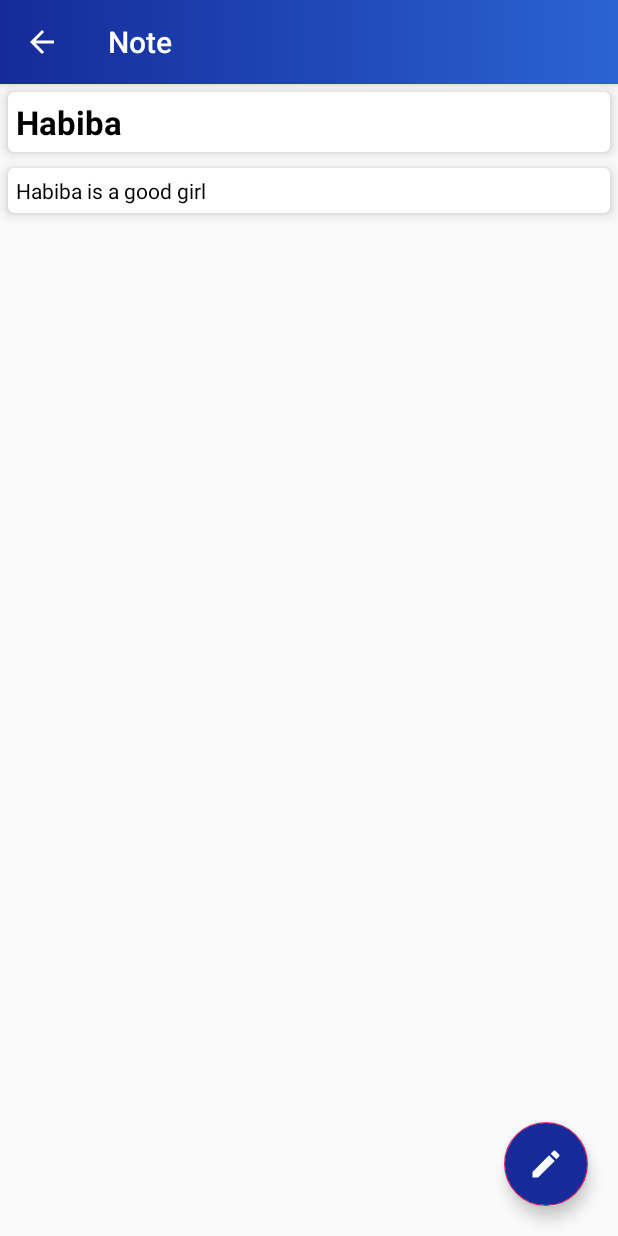
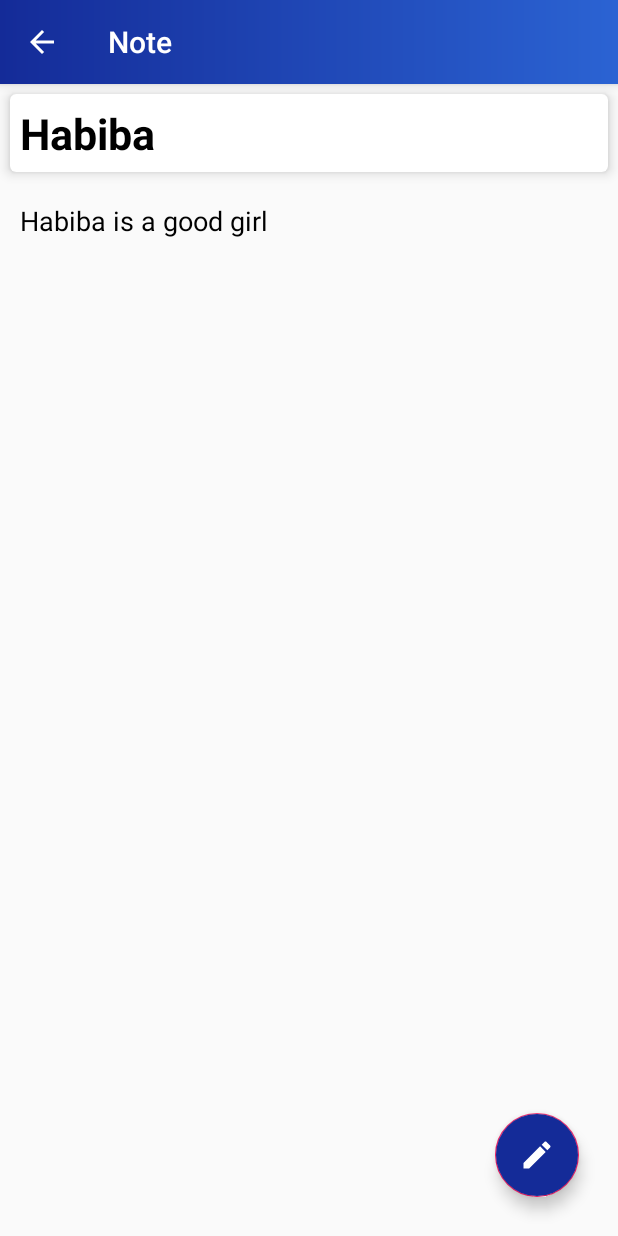
Before and after one commit to Shuvo1260/CSE-Student-Mate, an Android app: the screen it shows after launch (ShowNote), after a tap on "Habiba", on a phone screen of 412 x 824 dp. Run offline under Robolectric (Android 15) with nearby library versions, the light colour scheme and no system bars; our stand-ins replace sdp/ssp sizes.

Commit message:
added sdp insted of dp,sp in differents size. LinearLayout and NestedScroolView added into showNote activity insted of CardView

```diff
--- a/app/build.gradle
+++ b/app/build.gradle
@@ -31,4 +31,5 @@ dependencies {
     implementation 'com.android.support:cardview-v7:28.0.0'
     implementation 'com.android.support:recyclerview-v7:28.0.0'
     implementation 'com.mikhaellopez:circularimageview:3.2.0'
+    implementation 'com.intuit.sdp:sdp-android:1.0.4'
 }
--- a/app/src/main/java/com/example/csestudentmate/DailyNotes.java
+++ b/app/src/main/java/com/example/csestudentmate/DailyNotes.java
@@ -72,7 +72,7 @@ public class DailyNotes extends Fragment {
         noteTitle[4] = "yohahaha";
 
         noteSummery[0] = "alfsdkjlkfa dsafejdaslkjfsaldk;jfdlaskjdfksllkfdslkjdfsjlk\n" + "dskdfs\nlskdfj\nsdfklj\nsdflkjsd\nfdslkjd\nfd\nfd\nfd\nfd\nfds" +
-                "ldskjdfdlkdfsjlkdfsaj\nsdfl\nfdlk\ndsflkj\ndsfklj\ndsflkj\nlast";
+                "ldskjdfdlkdfsjlkdfsaj\nsdfl\nfdlk\ndsflkj\ndsfklj\ndsflkj\nlast\ndsflkj\nlast\ndsflkj\nlast\ndsflkj\nlast\ndsflkj\nlast\ndsflkj\nlast";
         noteSummery[1] = "Habiba is a good girl";
         noteSummery[2] = "Faiza is a good girl";
         noteSummery[3] = "Yasfa is a good girl";
--- a/app/src/main/java/com/example/csestudentmate/LoginPage.java
+++ b/app/src/main/java/com/example/csestudentmate/LoginPage.java
@@ -128,12 +128,13 @@ public class LoginPage extends AppCompatActivity implements View.OnClickListener
     public void onClick(View v) {
         if(v.getId() == R.id.signInId){
             Intent intent = new Intent(this, MainActivity.class);
+            intent.addFlags(Intent.FLAG_ACTIVITY_CLEAR_TASK|Intent.FLAG_ACTIVITY_NEW_TASK);
             startActivity(intent);
-            finish();
         }else if(v.getId() == R.id.forgetPasswordId){
             Toast.makeText(getApplicationContext(), "Forget Password", Toast.LENGTH_SHORT).show();
         }else if(v.getId() == R.id.createNewAccountId){
             Intent intent = new Intent(this, RegistrationPage.class);
+            intent.addFlags(Intent.FLAG_ACTIVITY_CLEAR_TASK|Intent.FLAG_ACTIVITY_NEW_TASK);
             startActivity(intent);
         }
     }
--- a/app/src/main/java/com/example/csestudentmate/ShowNote.java
+++ b/app/src/main/java/com/example/csestudentmate/ShowNote.java
@@ -5,12 +5,13 @@ import android.support.v7.app.AppCompatActivity;
 import android.os.Bundle;
 import android.support.v7.widget.CardView;
 import android.view.View;
+import android.widget.LinearLayout;
 import android.widget.TextView;
 import android.widget.Toast;
 
 public class ShowNote extends AppCompatActivity implements View.OnClickListener {
 
-    private CardView titleCardView, descriptionCardView;
+    private CardView titleCardView;
     private TextView titleTextView, descriptionTextView;
     private String title, description;
     private FloatingActionButton editNoteButton;
@@ -24,7 +25,6 @@ public class ShowNote extends AppCompatActivity implements View.OnClickListener
         getSupportActionBar().setTitle("Note");
 
         titleCardView = findViewById(R.id.showNoteTitleId);
-        descriptionCardView = findViewById(R.id.showNoteDescriptionId);
 
         titleTextView = findViewById(R.id.titleTextId);
         descriptionTextView = findViewById(R.id.descriptionTextId);
@@ -39,14 +39,14 @@ public class ShowNote extends AppCompatActivity implements View.OnClickListener
         descriptionTextView.setText(description);
 
         titleCardView.setOnClickListener(this);
-        descriptionCardView.setOnClickListener(this);
+        descriptionTextView.setOnClickListener(this);
         editNoteButton.setOnClickListener(this);
     }
 
     @Override
     public void onClick(View v) {
         int id = v.getId();
-        if(id == R.id.editNoteId || id == R.id.showNoteTitleId || id == R.id.showNoteDescriptionId){
+        if(id == R.id.editNoteId || id == R.id.showNoteTitleId || id == R.id.descriptionTextId){
             Toast.makeText(getApplicationContext(), "Edit", Toast.LENGTH_SHORT).show();
         }
     }
--- a/app/src/main/res/layout/activity_show_note.xml
+++ b/app/src/main/res/layout/activity_show_note.xml
@@ -21,38 +21,44 @@
             android:layout_height="wrap_content"
             app:cardElevation="5dp"
             app:cardCornerRadius="4dp"
-            android:layout_margin="5dp"
+            android:layout_marginTop="@dimen/_5sdp"
+            android:layout_marginLeft="@dimen/_5sdp"
+            android:layout_marginRight="@dimen/_5sdp"
             >
             <TextView
                 android:id="@+id/titleTextId"
                 android:layout_width="match_parent"
                 android:layout_height="match_parent"
-                android:layout_margin="5dp"
-                android:textSize="22sp"
+                android:layout_margin="@dimen/_5sdp"
+                android:textSize="@dimen/_22sdp"
                 android:textColor="@android:color/black"
                 android:textStyle="bold"
                 />
 
         </android.support.v7.widget.CardView>
-
-        <android.support.v7.widget.CardView
+        <LinearLayout
             android:id="@+id/showNoteDescriptionId"
             android:layout_width="match_parent"
-            android:layout_height="wrap_content"
-            app:cardElevation="5dp"
-            app:cardCornerRadius="4dp"
-            android:layout_margin="5dp"
+            android:layout_height="match_parent"
+            android:layout_marginTop="@dimen/_5sdp"
+            android:scrollbars="vertical"
             >
-            <TextView
-                android:id="@+id/descriptionTextId"
+            <android.support.v4.widget.NestedScrollView
                 android:layout_width="match_parent"
-                android:layout_height="wrap_content"
-                android:layout_margin="5dp"
-                android:textSize="14sp"
-                android:textColor="@android:color/black"
-                />
+                android:layout_height="match_parent">
+                <TextView
+                    android:id="@+id/descriptionTextId"
+                    android:layout_width="match_parent"
+                    android:layout_height="wrap_content"
+                    android:layout_margin="@dimen/_5sdp"
+                    android:textSize="@dimen/_14sdp"
+                    android:textColor="@android:color/black"
+                    android:padding="@dimen/_5sdp"
+                    />
+            </android.support.v4.widget.NestedScrollView>
 
-        </android.support.v7.widget.CardView>
+        </LinearLayout>
+
     </LinearLayout>
 
 
@@ -62,7 +68,7 @@
         android:layout_height="wrap_content"
         android:src="@drawable/ic_edit_white"
         android:layout_gravity="bottom|end"
-        android:layout_margin="20dp"
+        android:layout_margin="@dimen/_20sdp"
         android:backgroundTint="@color/colorPrimaryDark"
         android:foregroundTint="@color/colorPrimaryDark"
         />
--- a/app/src/main/res/layout/fragment_daily_notes.xml
+++ b/app/src/main/res/layout/fragment_daily_notes.xml
@@ -24,7 +24,7 @@
         android:layout_height="wrap_content"
         android:src="@drawable/ic_add_white"
         android:layout_gravity="bottom|end"
-        android:layout_margin="20dp"
+        android:layout_margin="@dimen/_20sdp"
         android:backgroundTint="@color/colorPrimaryDark"
         android:foregroundTint="@color/colorPrimaryDark"
         />
--- a/app/src/main/res/layout/navigation_drawer.xml
+++ b/app/src/main/res/layout/navigation_drawer.xml
@@ -7,7 +7,7 @@
 
     <ImageView
         android:layout_width="wrap_content"
-        android:layout_height="150dp"
+        android:layout_height="@dimen/_150sdp"
         android:scaleType="fitCenter"
         android:src="@drawable/logo_colorful"
         android:layout_gravity="center|top"
```
Also changed, not shown: app/src/main/AndroidManifest.xml (+7 -0 lines), app/src/main/res/layout/notepad_view.xml (+9 -9 lines).
